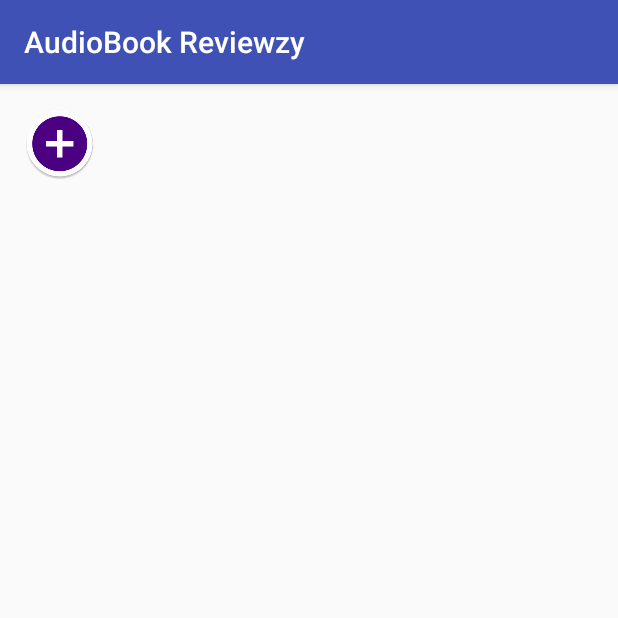
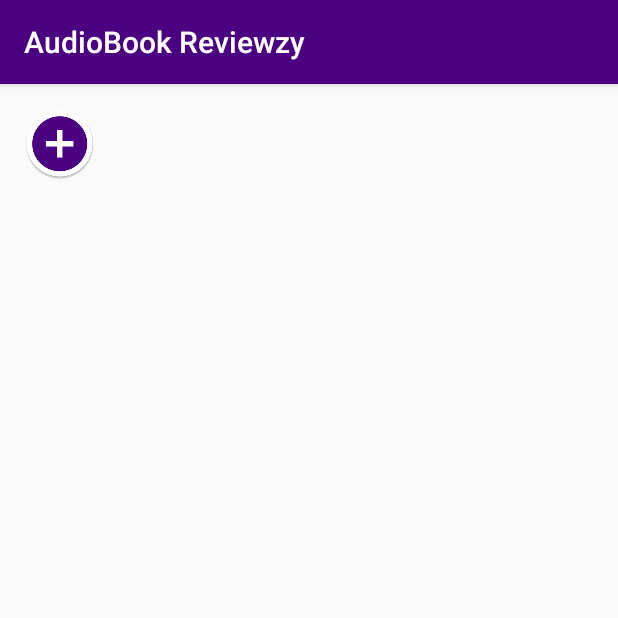
Before and after one commit to msaukans/AudioBook-Reviewzy, an Android app: the screen it shows after launch (welcome), on a phone screen of 412 x 824 dp, the top half of it. Run offline under Robolectric (Android 15) with nearby library versions, the phone set to English and light mode, and no system bars.

Commit message:
settings menu

```diff
--- a/app/src/main/java/gq/codester/maris/audiobookreviewzy/MainActivity.java
+++ b/app/src/main/java/gq/codester/maris/audiobookreviewzy/MainActivity.java
@@ -110,8 +110,7 @@ public class MainActivity extends AppCompatActivity implements NavigationView.On
     public void onClick(View v){
         if(fab == v){
             {
-                Snackbar.make(v, "Replace with your own action", Snackbar.LENGTH_LONG)
-                        .setAction("Action", null).show();
+
             }
 
         }
--- a/app/src/main/res/layout/activity_settings.xml
+++ b/app/src/main/res/layout/activity_settings.xml
@@ -4,7 +4,6 @@
     xmlns:tools="http://schemas.android.com/tools"
     android:layout_width="match_parent"
     android:layout_height="match_parent"
-    app:statusBarBackground="@color/purple"
     tools:context="gq.codester.maris.audiobookreviewzy.Settings">
 
     <android.support.design.widget.AppBarLayout
@@ -16,13 +15,14 @@
             android:id="@+id/toolbar"
             android:layout_width="match_parent"
             android:layout_height="?attr/actionBarSize"
-            android:background="@color/purple"
+            android:background="?attr/colorPrimary"
             app:popupTheme="@style/AppTheme.PopupOverlay" />
 
     </android.support.design.widget.AppBarLayout>
 
+
+
     <include layout="@layout/content_settings" />
 
 
-
 </android.support.design.widget.CoordinatorLayout>
--- a/app/src/main/res/values/colors.xml
+++ b/app/src/main/res/values/colors.xml
@@ -1,7 +1,7 @@
 <?xml version="1.0" encoding="utf-8"?>
 <resources>
-    <color name="colorPrimary">#3F51B5</color>
-    <color name="colorPrimaryDark">#303F9F</color>
+    <color name="colorPrimary">#4B0082</color>
+    <color name="colorPrimaryDark">#4B0082</color>
     <color name="colorAccent">#FF4081</color>
     <color name="purple">#4B0082</color>
 </resources>
```
Also changed, not shown: app/src/main/java/gq/codester/maris/audiobookreviewzy/Settings.java (+15 -3 lines).
